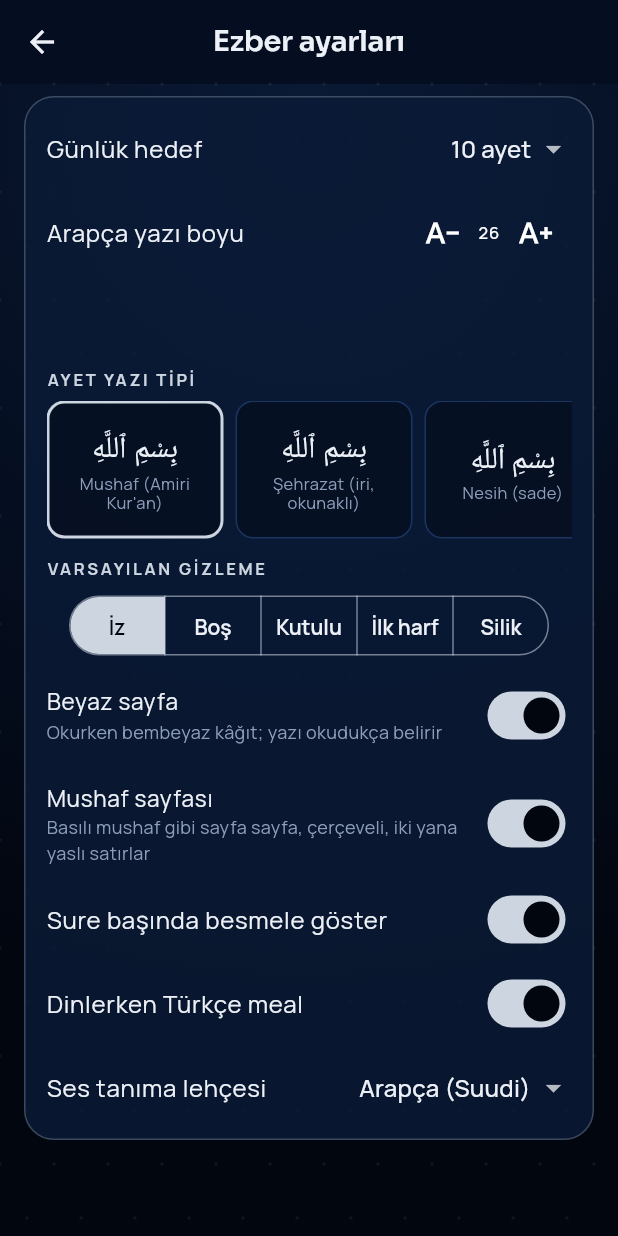
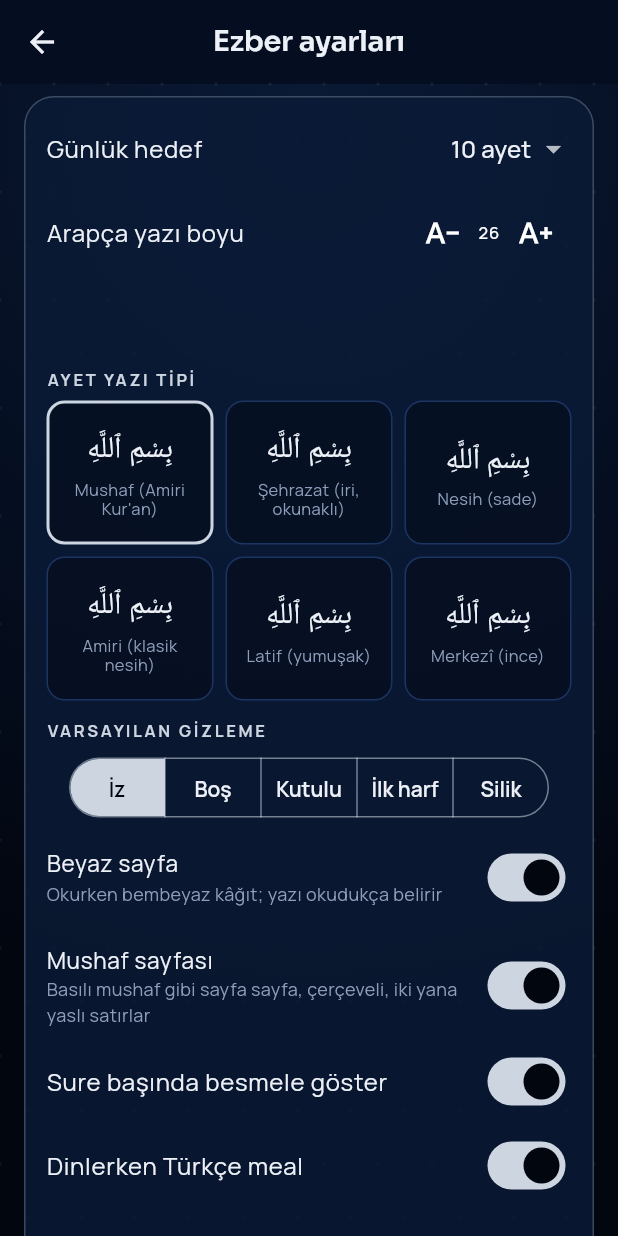
Before and after one commit to sviappdeveloper-sketch/hafiz-kardesim, a Flutter app: the HafizAyarEkrani screen opened directly, after a tap on the "text decrease" icon, on a phone screen of 412 x 824 dp. Run offline on Flutter 3.47's test engine with Material 3 defaults, Android fonts, the phone set to English and light mode, and no system bars; our stand-ins replace audio_service, cloud_firestore, firebase_auth, firebase_core, flutter_compass, flutter_local_notifications and 8 more; missing offline and left inert: audio_session, home_widget, in_app_update, record, sherpa_onnx; accounts and stored records are empty; Roboto replaces fonts that are missing (Amiri, Amiri Quran, Lateef).

Commit message:
Okuma ayarları: alt pencere yarıda kesilmesin (kaydırmalı), yazı tipleri 3 sütunlu ızgarada tamamı görünsün
Co-Authored-By: Claude Opus 5.5 <noreply@anthropic.com>
Claude-Session: https://claude.ai/code/session_011TVu8XGFTB2t49bSKHwMwN

```diff
--- a/lib/screens/hafiz/oku.dart
+++ b/lib/screens/hafiz/oku.dart
@@ -314,9 +314,12 @@ class _OkuEkraniState extends State<OkuEkrani> {
     await showModalBottomSheet(
       context: context,
       backgroundColor: AppColors.ink,
+      // Ayarların tamamı görünsün (varsayılan yükseklik yarıda kesiyordu); gerekirse kaydırılır.
+      isScrollControlled: true,
+      constraints: BoxConstraints(maxHeight: MediaQuery.of(context).size.height * .88),
       builder: (c) => StatefulBuilder(
         builder: (c, ss) => SafeArea(
-          child: Padding(
+          child: SingleChildScrollView(
             padding: const EdgeInsets.all(20),
             child: Column(mainAxisSize: MainAxisSize.min, crossAxisAlignment: CrossAxisAlignment.stretch, children: [
               Text('Görünüm', style: AppText.display(20)),
--- a/lib/screens/hafiz/ortak.dart
+++ b/lib/screens/hafiz/ortak.dart
@@ -85,13 +85,14 @@ class _YaziTipiSeciciState extends State<YaziTipiSecici> {
   @override
   Widget build(BuildContext context) {
     final sec = HfAyar.font;
-    return SizedBox(
-      height: 92,
-      child: ListView(scrollDirection: Axis.horizontal, children: [
+    // Bütün yazı tipleri ekrana sığsın: yana kaydırmalı şerit yerine 3 sütunlu ızgara.
+    return LayoutBuilder(builder: (context, ks) {
+      const ara = 8.0;
+      final sutun = ks.maxWidth < 300 ? 2 : 3;
+      final gen = (ks.maxWidth - ara * (sutun - 1)) / sutun;
+      return Wrap(spacing: ara, runSpacing: ara, children: [
         for (final t in arapYaziTipleri)
-          Padding(
-            padding: const EdgeInsets.only(right: 8),
-            child: InkWell(
+          InkWell(
             borderRadius: BorderRadius.circular(12),
             onTap: () async {
               await HfAyar.setFont(t.$1);
@@ -99,22 +100,26 @@ class _YaziTipiSeciciState extends State<YaziTipiSecici> {
               widget.onChanged?.call();
             },
             child: Container(
-                width: 118,
-                padding: const EdgeInsets.symmetric(horizontal: 8, vertical: 6),
+              width: gen,
+              constraints: const BoxConstraints(minHeight: 96),
+              padding: const EdgeInsets.symmetric(horizontal: 6, vertical: 8),
               decoration: BoxDecoration(
                 color: AppColors.inkDeep.withValues(alpha: .45),
                 borderRadius: BorderRadius.circular(12),
                 border: Border.all(color: sec == t.$1 ? AppColors.gold : AppColors.inkLine, width: sec == t.$1 ? 2 : 1),
               ),
-                child: Column(mainAxisAlignment: MainAxisAlignment.center, children: [
-                  Text('بِسْمِ ٱللَّهِ', maxLines: 1, textDirection: TextDirection.rtl, style: _onizleme(t.$1)),
+              child: Column(mainAxisSize: MainAxisSize.min, mainAxisAlignment: MainAxisAlignment.center, children: [
+                FittedBox(
+                  fit: BoxFit.scaleDown,
+                  child: Text('بِسْمِ ٱللَّهِ', maxLines: 1, textDirection: TextDirection.rtl, style: _onizleme(t.$1)),
+                ),
+                const SizedBox(height: 4),
                 Text(t.$2, maxLines: 2, textAlign: TextAlign.center, style: AppText.body(11, color: AppColors.muted, height: 1.15)),
               ]),
             ),
           ),
-          ),
-      ]),
-    );
+      ]);
+    });
   }
 
   TextStyle _onizleme(String ad) {
```
Lines whose indentation alone changed are shown as unchanged.
